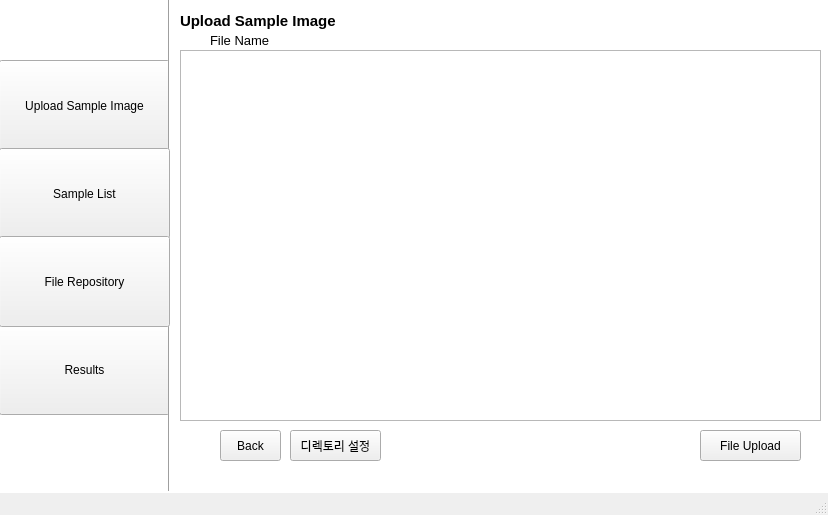
The window that app/gui/UI/ui_1.ui (CSID-DGU/2023-1-CECD3-Sugar-4) describes before a commit, drawn with Qt 5.
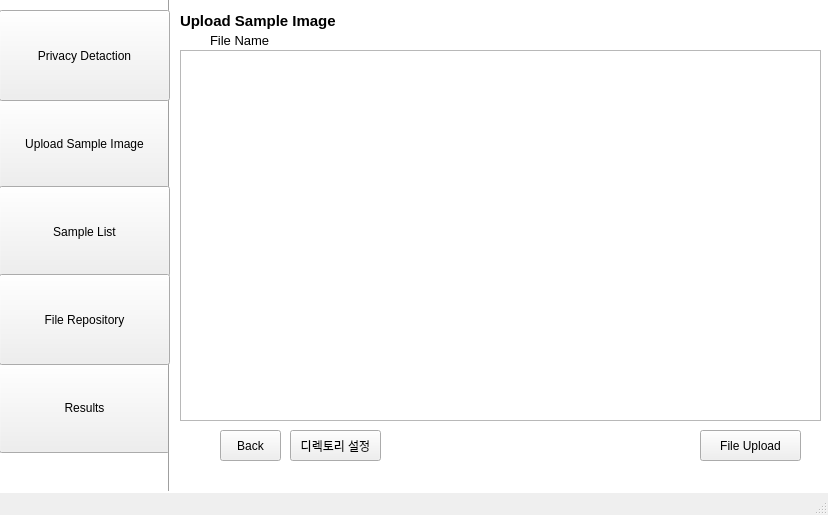
The same window after the commit.

Commit message:
ui: Privacy Detaction button
Privacy Detaction button 추가

The edit to the form file:
```diff
--- a/app/gui/UI/ui_1.ui
+++ b/app/gui/UI/ui_1.ui
@@ -40,7 +40,7 @@
     <property name="geometry">
      <rect>
       <x>-1</x>
-      <y>60</y>
+      <y>98</y>
       <width>171</width>
       <height>91</height>
      </rect>
@@ -53,7 +53,7 @@
     <property name="geometry">
      <rect>
       <x>-1</x>
-      <y>324</y>
+      <y>362</y>
       <width>171</width>
       <height>91</height>
      </rect>
@@ -169,7 +169,7 @@
     <property name="geometry">
      <rect>
       <x>-1</x>
-      <y>148</y>
+      <y>186</y>
       <width>171</width>
       <height>91</height>
      </rect>
@@ -182,7 +182,7 @@
     <property name="geometry">
      <rect>
       <x>-1</x>
-      <y>236</y>
+      <y>274</y>
       <width>171</width>
       <height>91</height>
      </rect>
@@ -191,6 +191,19 @@
      <string>File Repository</string>
     </property>
    </widget>
+   <widget class="QPushButton" name="pushButton_8">
+    <property name="geometry">
+     <rect>
+      <x>-1</x>
+      <y>10</y>
+      <width>171</width>
+      <height>91</height>
+     </rect>
+    </property>
+    <property name="text">
+     <string>Privacy Detaction</string>
+    </property>
+   </widget>
   </widget>
   <widget class="QMenuBar" name="menubar">
    <property name="geometry">
```
The commit also changes 12 other files.
